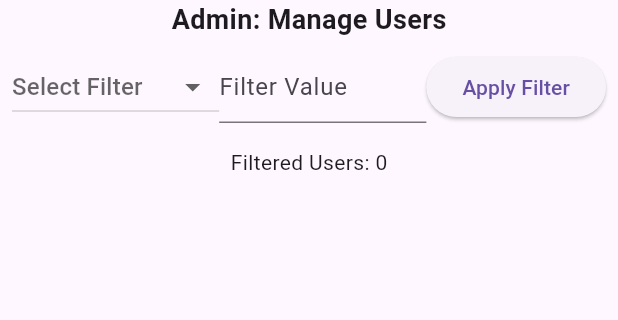
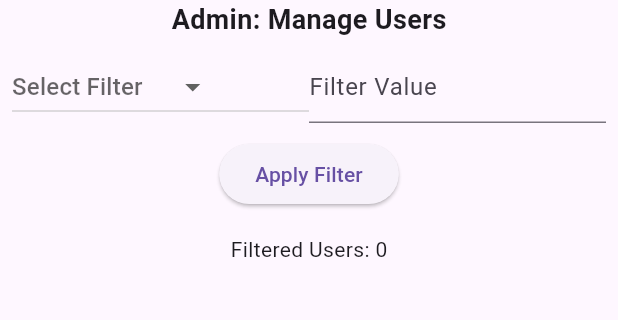
Before and after one commit to RawadHaidar/Qitaby, a Flutter app: the AdminUserPage screen opened directly, on a phone screen of 412 x 824 dp, the part 90-410 px from its top. Run offline on Flutter 3.47's test engine with Material 3 defaults, Android fonts, the phone set to English and light mode, and no system bars; our stand-ins replace cloud_firestore, firebase_auth, firebase_core, google_fonts; accounts and stored records are empty; network calls fail; Roboto replaces fonts that are missing (Alata).

Commit message:
first commit

```diff
--- a/lib/pages/add_book_screen.dart
+++ b/lib/pages/add_book_screen.dart
@@ -174,7 +174,7 @@ class _AddBookScreenState extends State<AddBookScreen> {
                     'الفلسفة / philosophy',
                     'Music / موسيقى',
                     'Religion /دين ',
-                    currentLanguage == 'en' ? 'Other' : 'Autre'
+                    'Other / Autre'
                   ].where((String option) {
                     return option
                         .toLowerCase()
--- a/lib/pages/admin_users_screen.dart
+++ b/lib/pages/admin_users_screen.dart
@@ -78,7 +78,9 @@ class _AdminUserPageState extends State<AdminUserPage> {
           // Filter section
           Padding(
             padding: const EdgeInsets.all(8.0),
-            child: Row(
+            child: Column(
+              children: [
+                Row(
                   children: [
                     Expanded(
                       child: DropdownButton<String>(
@@ -106,6 +108,11 @@ class _AdminUserPageState extends State<AdminUserPage> {
                           _filterValue = value;
                         },
                       ),
+                    ),
+                  ],
+                ),
+                const SizedBox(
+                  height: 10,
                 ),
                 ElevatedButton(
                   onPressed: _getUsers,
```
Also changed, not shown: lib/pages/admin_books_screen.dart (+8 -1 lines), 2 other files. Lines whose indentation alone changed are shown as unchanged.
